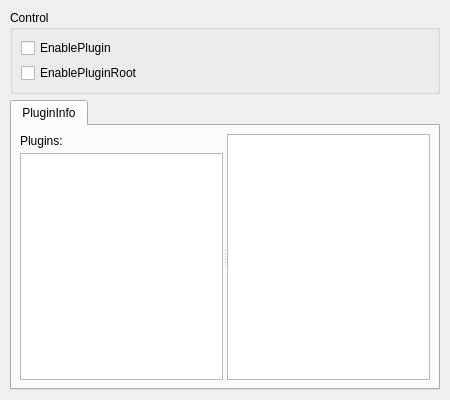
The window that src/settings/pluginsettingdialog.ui (Wing-summer/WingHexExplorer2) describes before a commit, drawn with Qt 5.
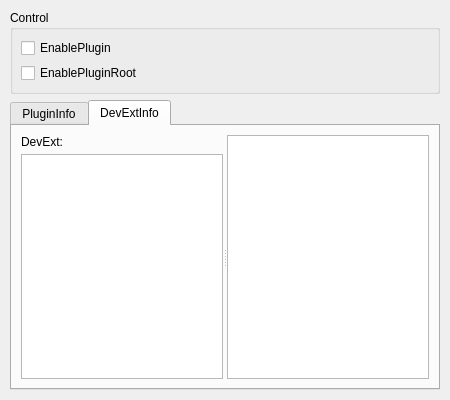
The same window after the commit. The open tabs and pages were chosen to show the change. Icons and pictures are not drawn.

Patch:
```diff
--- a/src/settings/pluginsettingdialog.ui
+++ b/src/settings/pluginsettingdialog.ui
@@ -123,6 +123,42 @@
        </item>
       </layout>
      </widget>
+     <widget class="QWidget" name="widget">
+      <attribute name="icon">
+       <iconset resource="../../resources.qrc">
+        <normaloff>:/com.wingsummer.winghex/images/devext.png</normaloff>:/com.wingsummer.winghex/images/devext.png</iconset>
+      </attribute>
+      <attribute name="title">
+       <string>DevExtInfo</string>
+      </attribute>
+      <layout class="QVBoxLayout" name="verticalLayout_5">
+       <item>
+        <widget class="QSplitter" name="splitter_2">
+         <property name="orientation">
+          <enum>Qt::Orientation::Horizontal</enum>
+         </property>
+         <widget class="QWidget" name="layoutWidget_2">
+          <layout class="QVBoxLayout" name="verticalLayout_4">
+           <property name="spacing">
+            <number>5</number>
+           </property>
+           <item>
+            <widget class="QLabel" name="label_2">
+             <property name="text">
+              <string>DevExt:</string>
+             </property>
+            </widget>
+           </item>
+           <item>
+            <widget class="QListWidget" name="devlist"/>
+           </item>
+          </layout>
+         </widget>
+         <widget class="QTextBrowser" name="txtd"/>
+        </widget>
+       </item>
+      </layout>
+     </widget>
     </widget>
    </item>
   </layout>
```
Left out of the diff: 2 changed lines with no effect on the pictures.
